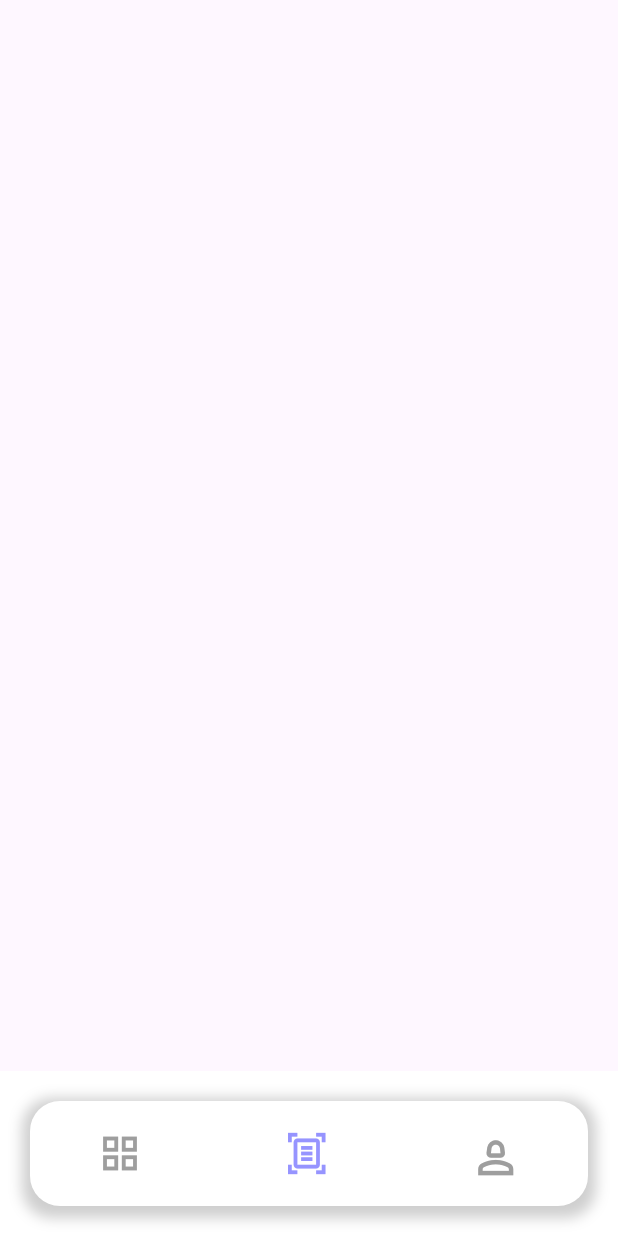
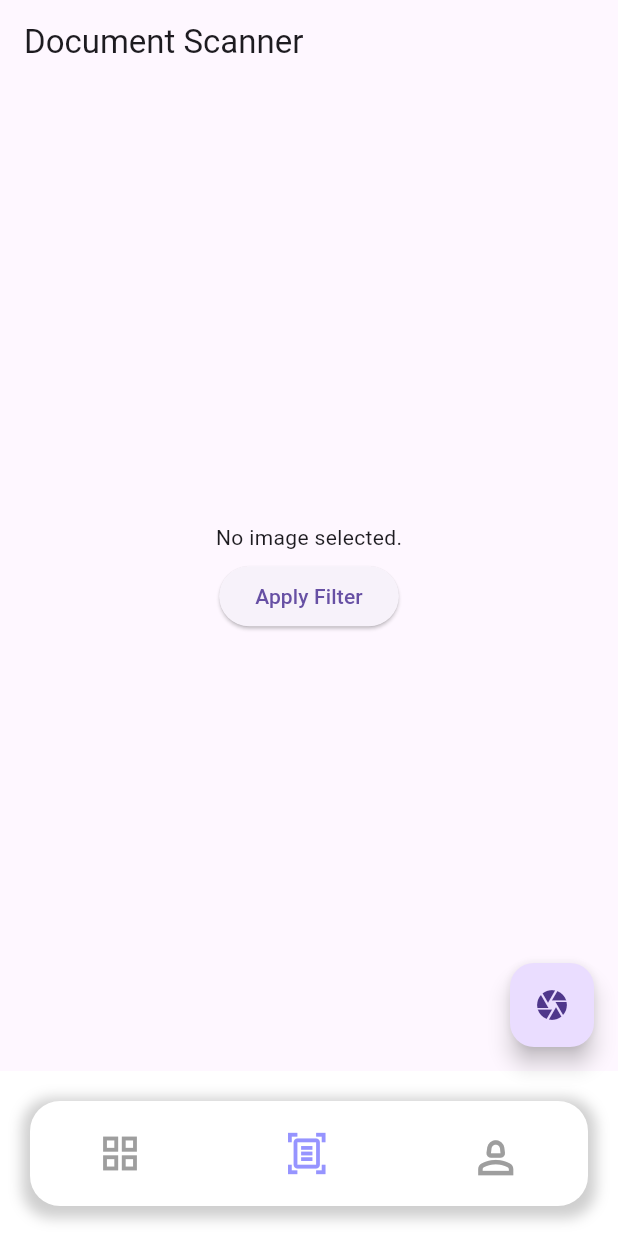
Before and after one commit to SyedEbad902/Document-Scanner-App, a Flutter app: the screen it shows after launch, item 2 of the bottom bar chosen, on a phone screen of 412 x 824 dp. Run offline on Flutter 3.47's test engine with Material 3 defaults, Android fonts, the phone set to English and light mode, and no system bars; our stand-ins replace flutter_svg, fluttertoast, google_mobile_ads, image_picker, open_file, permission_handler; network calls fail.

Commit message:
camera functionality added

```diff
--- a/lib/navbar/my_nav_bar.dart
+++ b/lib/navbar/my_nav_bar.dart
@@ -1,6 +1,7 @@
 import 'package:flutter/material.dart';
 
 import '../pages/Home/home_screen.dart';
+import '../pages/Scanning/image_scan.dart';
 
 class MyNavBar extends StatefulWidget {
   const MyNavBar({super.key});
@@ -13,7 +14,7 @@ class _MyNavBarState extends State<MyNavBar> {
   int currentIndex = 0;
   List screens = [
     const HomeScreen(),
-    const Scaffold(),
+     DocumentScanner(),
     const Scaffold(),
   ];
   @override
--- /dev/null
+++ b/lib/pages/Scanning/image_scan.dart
@@ -0,0 +1,116 @@
+import 'dart:io';
+
+import 'package:flutter/material.dart';
+import 'package:image/image.dart' as img;
+import 'package:image_picker/image_picker.dart';
+import 'package:path/path.dart' as path;
+import 'package:path_provider/path_provider.dart';
+
+class DocumentScanner extends StatefulWidget {
+  @override
+  _DocumentScannerState createState() => _DocumentScannerState();
+}
+
+class _DocumentScannerState extends State<DocumentScanner> {
+  File? _image;
+  img.Image? _filteredImg;
+  final picker = ImagePicker();
+
+  Future<void> _captureImage() async {
+    try {
+      final pickedFile = await picker.pickImage(source: ImageSource.camera);
+
+      if (pickedFile != null) {
+        setState(() {
+          _image = File(pickedFile.path);
+          _filteredImg = img.decodeImage(_image!.readAsBytesSync());
+        });
+      } else {
+        // Handle the case when the user cancels the camera action
+        print('No image selected.');
+      }
+    } catch (e) {
+      print('Error while capturing image: $e');
+    }
+  }
+
+  Future<void> _applyFilter(String filter) async {
+    if (_filteredImg == null) return;
+
+    img.Image filteredImage;
+
+    switch (filter) {
+      case 'grayscale':
+        filteredImage = img.grayscale(_filteredImg!);
+        break;
+      case 'sepia':
+        filteredImage = img.sepia(_filteredImg!);
+        break;
+      case 'invert':
+        filteredImage = img.invert(_filteredImg!);
+        break;
+      case 'brightness':
+        // filteredImage = applyMagicColorEffect(_filteredImg!);
+        filteredImage = img.adjustColor(_filteredImg!, brightness: 10);
+        break;
+      case 'contrast':
+        filteredImage = img.adjustColor(_filteredImg!, contrast: 1.5);
+        break;
+      default:
+        filteredImage = _filteredImg!;
+        break;
+    }
+
+    final directory = await getApplicationDocumentsDirectory();
+    final imagePath = path.join(directory.path, 'filtered_image.png');
+    final outputImage = File(imagePath)
+      ..writeAsBytesSync(img.encodePng(filteredImage));
+    print(outputImage.path);
+
+    setState(() {
+      _image = outputImage;
+    });
+  }
+
+  @override
+  Widget build(BuildContext context) {
+    return Scaffold(
+      floatingActionButton: FloatingActionButton(
+        onPressed: () {
+          _captureImage();
+        },
+        child: Icon(Icons.camera),
+      ),
+      appBar: AppBar(
+        title: Text('Document Scanner'),
+      ),
+      body: Padding(
+        padding: const EdgeInsets.all(8.0),
+        child: Center(
+          child: Column(
+            mainAxisAlignment: MainAxisAlignment.center,
+            children: <Widget>[
+              _image == null
+                  ? Text('No image selected.')
+                  : Container(
+                      height: 480,
+                      width: double.infinity,
+                      child: Image.file(
+                        _image!,
+                        fit: BoxFit.fill,
+                      )),
+              SizedBox(height: 5),
+              ElevatedButton(
+                onPressed: () {
+                  _applyFilter('grayscale');
+                  print("button pressed");
+                },
+                child: Text('Apply Filter'),
+              ),
+            ],
+          ),
+        ),
+      ),
+    );
+  }
+}
--- a/lib/pages/splash_screen.dart
+++ b/lib/pages/splash_screen.dart
@@ -19,7 +19,7 @@ class _SplashScreenState extends State<SplashScreen> {
 @override
   void initState() {
     super.initState();
-    Timer(const Duration(seconds: 5), () {
+    Timer(const Duration(seconds: 2), () {
       Navigator.pushReplacement(
           context, MaterialPageRoute(builder: (context) => const MyNavBar()));
     });
--- a/pubspec.yaml
+++ b/pubspec.yaml
@@ -43,6 +43,11 @@ dependencies:
   path_provider: ^2.1.4
   fluttertoast: ^8.2.6
   path: ^1.9.0
+  image_picker: ^1.1.2
+  image: ^4.2.0
+  image_cropper: ^8.0.1
+
+
 
 
 
```
Also changed, not shown: pubspec.lock, 6 other files.
